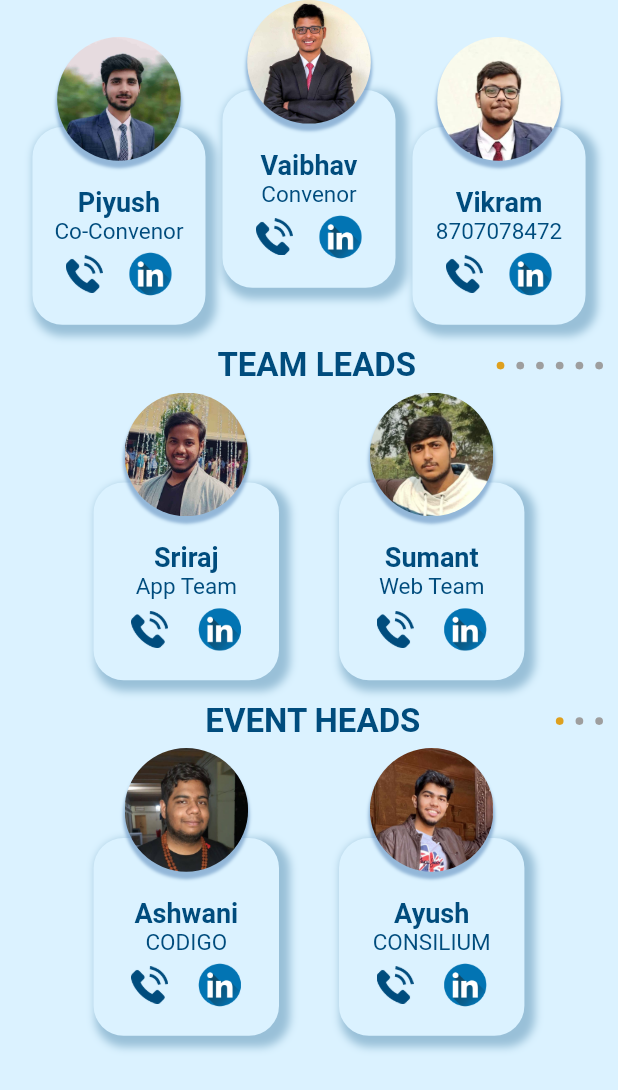
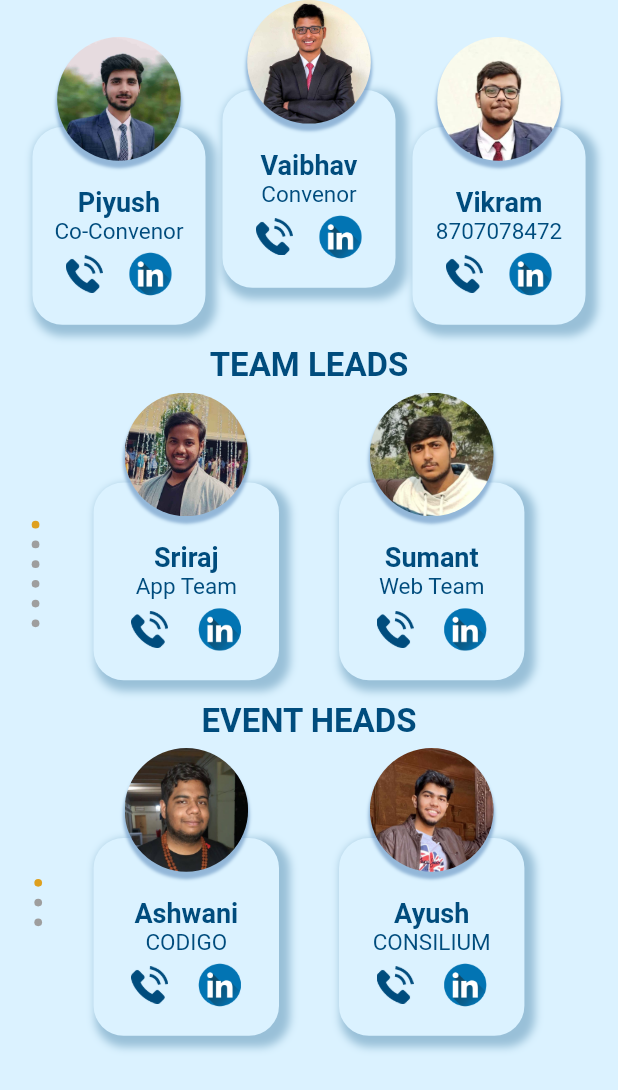
Before and after one commit to Sriraj-dev/Prastuti-23_App, a Flutter app: the ContactUsView screen opened directly, on a phone screen of 412 x 824 dp. Shown: the top 1090 px of the screen. Run offline on Flutter 3.47's test engine with Material 2 defaults, Android fonts, the phone set to English and light mode, and no system bars; drawn by our look-alikes of auto_size_text, smooth_page_indicator; our stand-ins replace another_flushbar, flutter_riverpod, flutter_screenutil, get, google_fonts, google_sign_in and 6 more; missing offline and left inert: blobs, dart:ffi, onesignal_flutter; Roboto replaces fonts that are missing (Catamaran); statements that could not run were skipped.

```diff
--- a/lib/views/contactUsPage/contactUs.dart
+++ b/lib/views/contactUsPage/contact_us.dart
@@ -1,5 +1,5 @@
 import 'dart:async';
-
+import 'dart:math' as math;
 import 'package:another_flushbar/flushbar.dart';
 import 'package:auto_size_text/auto_size_text.dart';
 import 'package:flutter/material.dart';
@@ -124,20 +124,7 @@ class _ContactUsViewState extends State<ContactUsView> {
               children: [
                 Padding(
                   padding: const EdgeInsets.fromLTRB(10, 0, 10, 5),
-                  child: Row(
-                    mainAxisAlignment: MainAxisAlignment.spaceBetween,
-                    children: [
-                     AnimatedSmoothIndicator(
-                        activeIndex: _currentTeam,
-                        count: ((team_name.length + 1) / 2).toInt(),
-                        effect: WormEffect(
-                          activeDotColor: AppTheme().backgroundColor,
-                          dotColor: AppTheme().backgroundColor,
-                          dotHeight: 6.0.sp,
-                          dotWidth: 6.0.sp,
-                        ),
-                      ),
-                      Center(
+                  child: Center(
                     child: AutoSizeText(
                         'TEAM LEADS',
                         style: GoogleFonts.comicNeue(
@@ -147,7 +134,15 @@ class _ContactUsViewState extends State<ContactUsView> {
                         )
                     ),
                   ),
-                      AnimatedSmoothIndicator(
+                ),
+                Row(
+                  mainAxisAlignment: MainAxisAlignment.center,
+                  children: [
+                    SizedBox(
+                      width: 35,
+                      child: Transform.rotate(
+                        angle: math.pi/2,
+                        child: AnimatedSmoothIndicator(
                           activeIndex: _currentTeam,
                           count: ((team_name.length + 1) / 2).toInt(),
                           effect: WormEffect(
@@ -156,7 +151,6 @@ class _ContactUsViewState extends State<ContactUsView> {
                             dotWidth: 4.5.sp,
                           ),
                         ),
-                    ],
                       ),
                     ),
                     GestureDetector(
@@ -164,9 +158,8 @@ class _ContactUsViewState extends State<ContactUsView> {
                         _timerTeam.cancel();
                       },
                       child: Container(
-                    padding: EdgeInsets.symmetric(horizontal: 10),
                         height: SizeConfig.height*0.25,
-                    width: SizeConfig.width*0.9,
+                        width: SizeConfig.width*0.8,
                         child: PageView.builder(
                           controller: _teamController,
                           itemCount: ((team_name.length+1)/2).toInt(),
@@ -210,15 +203,13 @@ class _ContactUsViewState extends State<ContactUsView> {
                         ),
                       ),
                     ),
-
-                Padding(
-                  padding: const EdgeInsets.fromLTRB(10, 0, 10, 5),
-                  child: Row(
-                    mainAxisAlignment: MainAxisAlignment.spaceBetween,
-                    children: [
-                      AnimatedSmoothIndicator(
-                        activeIndex: _currentEvent,
-                        count: ((event_name.length + 1) / 2).toInt(),
+                    SizedBox(
+                      width: 35,
+                      child: Transform.rotate(
+                        angle: math.pi/2,
+                        child: AnimatedSmoothIndicator(
+                          activeIndex: _currentTeam,
+                          count: ((team_name.length + 1) / 2).toInt(),
                           effect: WormEffect(
                             activeDotColor: AppTheme().backgroundColor,
                             dotColor: AppTheme().backgroundColor,
@@ -226,14 +217,27 @@ class _ContactUsViewState extends State<ContactUsView> {
                             dotWidth: 6.0.sp,
                           ),
                         ),
-                      Center(
+                      ),
+                    ),
+                  ],
+                ),
+
+                Padding(
+                  padding: const EdgeInsets.fromLTRB(10, 0, 10, 5),
+                  child: Center(
                     child: AutoSizeText('EVENT HEADS',
                         style: GoogleFonts.comicNeue(
                             fontSize: 22,
                             fontWeight: FontWeight.bold,
                             color: AppTheme().primaryColor)),
                   ),
-                      AnimatedSmoothIndicator(
+                ),
+                Row(
+                  mainAxisAlignment: MainAxisAlignment.center,
+                  children: [
+                    Transform.rotate(
+                      angle: math.pi/2,
+                      child: AnimatedSmoothIndicator(
                         activeIndex: _currentEvent,
                         count: ((event_name.length + 1) / 2).toInt(),
                         effect: WormEffect(
@@ -242,17 +246,14 @@ class _ContactUsViewState extends State<ContactUsView> {
                           dotWidth: 4.5.sp,
                         ),
                       ),
-                    ],
-                  ),
                     ),
                     GestureDetector(
                       onHorizontalDragCancel: () {
                         _timerEvent.cancel();
                       },
                       child: Container(
-                    padding: EdgeInsets.symmetric(horizontal: 10),
                         height: SizeConfig.height*0.25,
-                    width: SizeConfig.width*0.9,
+                        width: SizeConfig.width*0.8,
                         child: PageView.builder(
                           controller: _eventController,
                           itemCount: ((event_name.length+1)/2).toInt(),
@@ -267,6 +268,7 @@ class _ContactUsViewState extends State<ContactUsView> {
                               mainAxisAlignment: MainAxisAlignment.center,
                               crossAxisAlignment: CrossAxisAlignment.center,
                               children: [
+
                                 (2*index < event_name.length)?Padding(
                                   padding: const EdgeInsets.symmetric(horizontal: 20),
                                   child: contactWidget(
@@ -277,7 +279,7 @@ class _ContactUsViewState extends State<ContactUsView> {
                                     "",
                                     SizeConfig.width*0.30,
                                   ),
-                            ):Container(),
+                                ):SizedBox(width: 0),
 
                                 (2*index+1 < event_name.length)?Padding(
                                   padding: const EdgeInsets.symmetric(horizontal: 20),
@@ -289,12 +291,28 @@ class _ContactUsViewState extends State<ContactUsView> {
                                     "",
                                     SizeConfig.width*0.30,
                                   ),
-                            ):SizedBox(width: 0,),
+                                ):SizedBox(width: 0),
+
                               ],
                             );
                           },
                         ),
                       ),
+                    ),
+                    Transform.rotate(
+                      angle: math.pi/2,
+                      child: AnimatedSmoothIndicator(
+                        activeIndex: _currentEvent,
+                        count: ((event_name.length + 1) / 2).toInt(),
+                        effect: WormEffect(
+                          activeDotColor: AppTheme().backgroundColor,
+                          dotColor: AppTheme().backgroundColor,
+                          dotHeight: 4.5.sp,
+                          dotWidth: 4.5.sp,
+                        ),
+                      ),
+                    ),
+                  ],
                 ),
                 ],
             ),
--- a/lib/views/homePage/homeView.dart
+++ b/lib/views/homePage/homeView.dart
@@ -6,7 +6,7 @@ import 'package:prastuti_23/config/image_paths.dart';
 import 'package:prastuti_23/config/screen_config.dart';
 import 'package:prastuti_23/view_models/home_view_model.dart';
 import 'package:prastuti_23/views/AboutUs/about_us.dart';
-import 'package:prastuti_23/views/contactUsPage/contactUs.dart';
+import 'package:prastuti_23/views/contactUsPage/contact_us.dart';
 import 'package:prastuti_23/views/eventsPage/events_view.dart';
 import 'package:prastuti_23/views/homePage/drawer.dart';
 import 'package:prastuti_23/views/loading/events_view_loading.dart';
```
Lines whose indentation alone changed are shown as unchanged.
